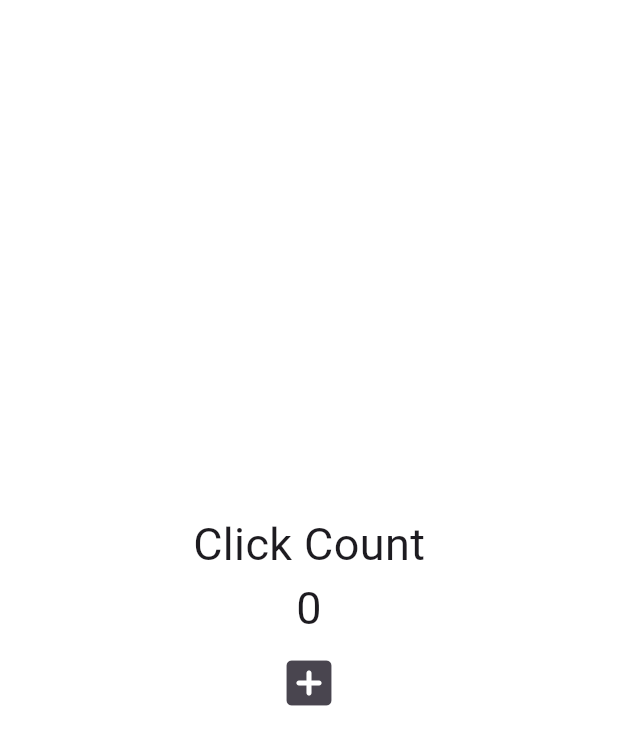
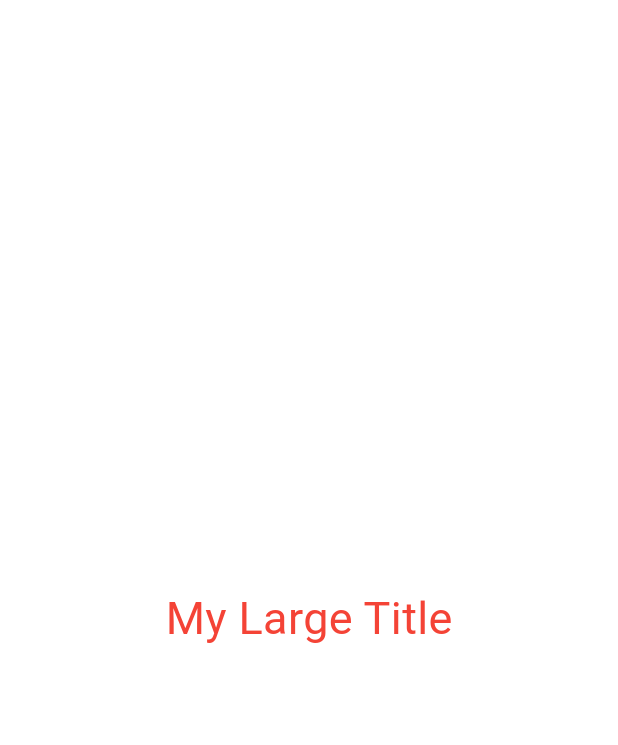
Before and after one commit to JYouSeong/toonflix, a Flutter app: the screen it shows after launch, on a phone screen of 412 x 824 dp. Shown: the top 745 px of the screen. Run offline on Flutter 3.47's test engine with Material 3 defaults, Android fonts, the light colour scheme and no system bars.

Commit message:
feat: make BuildContext

```diff
--- a/toonflix_proj/lib/main.dart
+++ b/toonflix_proj/lib/main.dart
@@ -12,35 +12,21 @@
 }
 
 class _MyWidgetState extends State<MyWidget> {
-  int counter = 0;
-  void onclicked() {
-    setState(() {
-      counter += 1;
-    });
-  }
-
   @override
   Widget build(BuildContext context) {
     return MaterialApp(
-      home: Scaffold(
+      theme: ThemeData(
+        textTheme: const TextTheme(
+          titleLarge: TextStyle(color: Colors.red),
+        ),
+      ),
+      home: const Scaffold(
         backgroundColor: Colors.white,
         body: Center(
           child: Column(
             mainAxisAlignment: MainAxisAlignment.center,
             children: [
-              const Text(
-                'Click Count',
-                style: TextStyle(fontSize: 30),
-              ),
-              Text(
-                '$counter',
-                style: const TextStyle(fontSize: 30),
-              ),
-              IconButton(
-                iconSize: 40,
-                onPressed: onclicked,
-                icon: const Icon(Icons.add_box_rounded),
-              )
+              MyLargeTitle(),
             ],
           ),
         ),
@@ -48,3 +34,20 @@
     );
   }
 }
+
+class MyLargeTitle extends StatelessWidget {
+  const MyLargeTitle({
+    super.key,
+  });
+
+  @override
+  Widget build(BuildContext context) {
+    return Text(
+      'My Large Title',
+      style: TextStyle(
+        fontSize: 30,
+        color: Theme.of(context).textTheme.titleLarge?.color,
+      ),
+    );
+  }
+}
```
